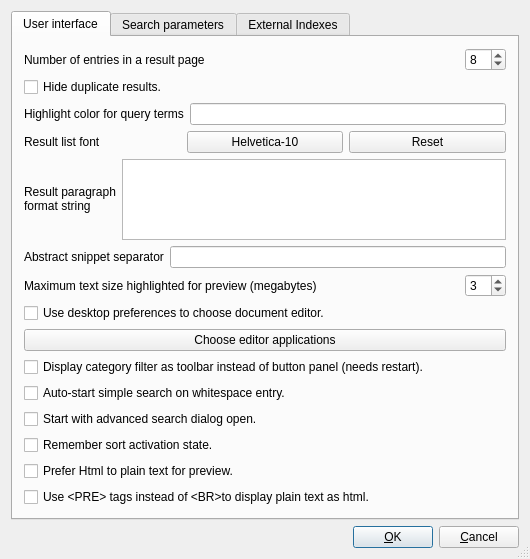
Before: the Qt Designer form src/qtgui/uiprefs.ui in alberti42/recoll-macos, drawn with Qt 5.
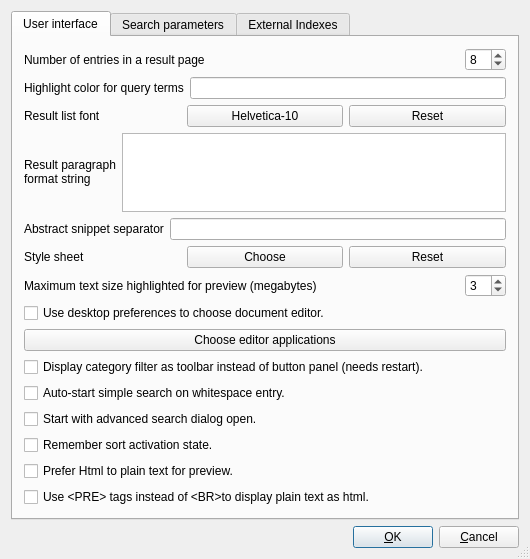
After: the same form once the commit is applied. The open tabs and pages were chosen to show the change.

Commit message: GUI: allow choosing a style sheet to be used by the recoll app

```diff
--- a/src/qtgui/uiprefs.ui
+++ b/src/qtgui/uiprefs.ui
@@ -61,19 +61,6 @@
              </item>
             </layout>
            </item>
-           <item>
-            <widget class="QCheckBox" name="collapseDupsCB">
-             <property name="toolTip">
-              <string>If checked, results with the same content under different names will only be shown once.</string>
-             </property>
-             <property name="text">
-              <string>Hide duplicate results.</string>
-             </property>
-             <property name="checked">
-              <bool>false</bool>
-             </property>
-            </widget>
-           </item>
            <item>
             <layout class="QHBoxLayout">
              <item>
@@ -201,6 +188,40 @@
              </item>
             </layout>
            </item>
+           <item>
+            <layout class="QHBoxLayout">
+             <item>
+              <widget class="QLabel" name="tLSTL">
+               <property name="text">
+                <string>Style sheet</string>
+               </property>
+               <property name="wordWrap">
+                <bool>false</bool>
+               </property>
+              </widget>
+             </item>
+             <item>
+              <widget class="QPushButton" name="stylesheetPB">
+               <property name="toolTip">
+                <string>Opens a dialog to select the style sheet file</string>
+               </property>
+               <property name="text">
+                <string>Choose</string>
+               </property>
+              </widget>
+             </item>
+             <item>
+              <widget class="QPushButton" name="resetSSPB">
+               <property name="toolTip">
+                <string>Resets the style sheet to default</string>
+               </property>
+               <property name="text">
+                <string>Reset</string>
+               </property>
+              </widget>
+             </item>
+            </layout>
+           </item>
            <item>
             <layout class="QHBoxLayout">
              <item>
@@ -323,6 +344,19 @@
          <string>Search parameters</string>
         </attribute>
         <layout class="QVBoxLayout">
+           <item>
+            <widget class="QCheckBox" name="collapseDupsCB">
+             <property name="toolTip">
+              <string>If checked, results with the same content under different names will only be shown once.</string>
+             </property>
+             <property name="text">
+              <string>Hide duplicate results.</string>
+             </property>
+             <property name="checked">
+              <bool>false</bool>
+             </property>
+            </widget>
+           </item>
          <item>
           <layout class="QVBoxLayout">
            <item>
```
Left out of the diff: 12 changed lines with no effect on the pictures. The commit also changes 8 other files.
